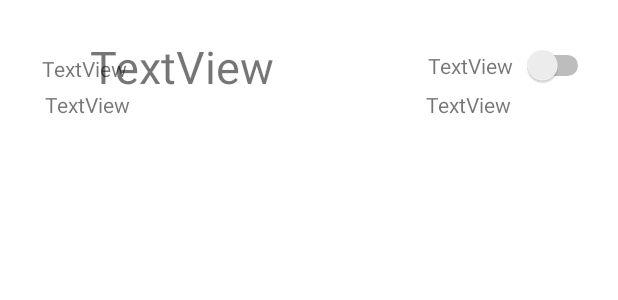
After one commit to hyrumk/AreYouPalm, an Android app: the layout alarmlist_item.xml on its own in the app's theme, with its tools: preview values and no code run, on a phone screen of 412 x 824 dp. The commit adds this screen. Shown: the top 300 px of the screen. Run offline under Robolectric (Android 15) with nearby library versions, the phone set to English and light mode, and no system bars.

Commit message:
recycler view created

```diff
--- a/app/src/main/AndroidManifest.xml
+++ b/app/src/main/AndroidManifest.xml
@@ -10,7 +10,7 @@
     <uses-permission android:name="android.permission.SYSTEM_ALERT_WINDOW"/>
 
     <application
-        android:name=".AlarmListClass"
+        android:name=".AlarmListApp"
         android:allowBackup="true"
         android:icon="@mipmap/ic_launcher"
         android:label="@string/app_name"
--- /dev/null
+++ b/app/src/main/res/layout/alarmlist_item.xml
@@ -0,0 +1,75 @@
+<?xml version="1.0" encoding="utf-8"?>
+<androidx.constraintlayout.widget.ConstraintLayout
+    xmlns:android="http://schemas.android.com/apk/res/android"
+    xmlns:app="http://schemas.android.com/apk/res-auto"
+    xmlns:tools="http://schemas.android.com/tools"
+    android:layout_width="match_parent"
+    android:layout_height="80dp">
+
+
+    <TextView
+        android:id="@+id/tx_am_pm"
+        android:layout_width="wrap_content"
+        android:layout_height="wrap_content"
+        android:layout_marginStart="28dp"
+        android:layout_marginLeft="28dp"
+        android:layout_marginTop="36dp"
+        android:text="TextView"
+        app:layout_constraintStart_toStartOf="parent"
+        app:layout_constraintTop_toTopOf="parent" />
+
+    <TextView
+        android:id="@+id/tx_alarm_time"
+        android:layout_width="wrap_content"
+        android:layout_height="wrap_content"
+        android:layout_marginStart="60dp"
+        android:layout_marginLeft="88dp"
+        android:layout_marginTop="24dp"
+        android:text="TextView"
+        android:textSize="30dp"
+        app:layout_constraintStart_toStartOf="parent"
+        app:layout_constraintTop_toTopOf="parent" />
+
+    <TextView
+        android:id="@+id/tx_alarm_name"
+        android:layout_width="wrap_content"
+        android:layout_height="wrap_content"
+        android:layout_marginStart="30dp"
+        android:layout_marginLeft="20dp"
+        android:layout_marginTop="60dp"
+        android:text="TextView"
+        app:layout_constraintStart_toStartOf="parent"
+        app:layout_constraintTop_toTopOf="parent" />
+
+    <TextView
+        android:id="@+id/tx_alarm_tag"
+        android:layout_width="wrap_content"
+        android:layout_height="wrap_content"
+        android:layout_marginStart="284dp"
+        android:layout_marginLeft="284dp"
+        android:layout_marginTop="60dp"
+        android:text="TextView"
+        app:layout_constraintStart_toStartOf="parent"
+        app:layout_constraintTop_toTopOf="parent" />
+
+    <TextView
+        android:id="@+id/tx_repeat_date"
+        android:layout_width="wrap_content"
+        android:layout_height="wrap_content"
+        android:layout_marginTop="34dp"
+        android:layout_marginEnd="70dp"
+        android:layout_marginRight="84dp"
+        android:text="TextView"
+        app:layout_constraintEnd_toEndOf="parent"
+        app:layout_constraintTop_toTopOf="parent" />
+
+    <Switch
+        android:id="@+id/sw_activate"
+        android:layout_width="wrap_content"
+        android:layout_height="wrap_content"
+        android:layout_marginTop="30dp"
+        android:layout_marginEnd="16dp"
+        android:layout_marginRight="16dp"
+        app:layout_constraintEnd_toEndOf="parent"
+        app:layout_constraintTop_toTopOf="parent" />
+</androidx.constraintlayout.widget.ConstraintLayout>
```
Also changed, not shown: app/src/main/java/com/madcamp/areyoupalm/AlarmComparator.java (added, +21 -0 lines), app/src/main/java/com/madcamp/areyoupalm/AlarmListApp.java (renamed from app/src/main/java/com/madcamp/areyoupalm/AlarmListClass.java, +16 -3 lines), app/src/main/java/com/madcamp/areyoupalm/MainActivity.java (+18 -13 lines), app/src/main/java/com/madcamp/areyoupalm/RecyclerViewAdapter.java (added, +121 -0 lines), app/src/main/java/com/madcamp/areyoupalm/SetAlarm.java (+9 -3 lines), app/src/main/res/layout/activity_main.xml (+32 -8 lines).
